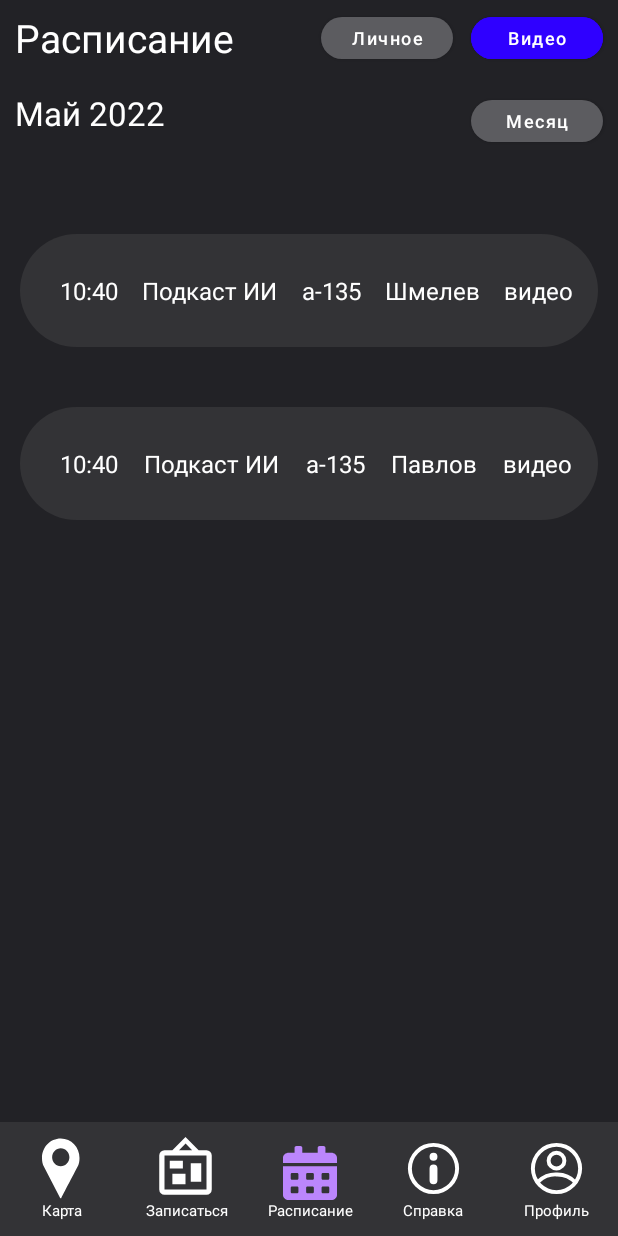
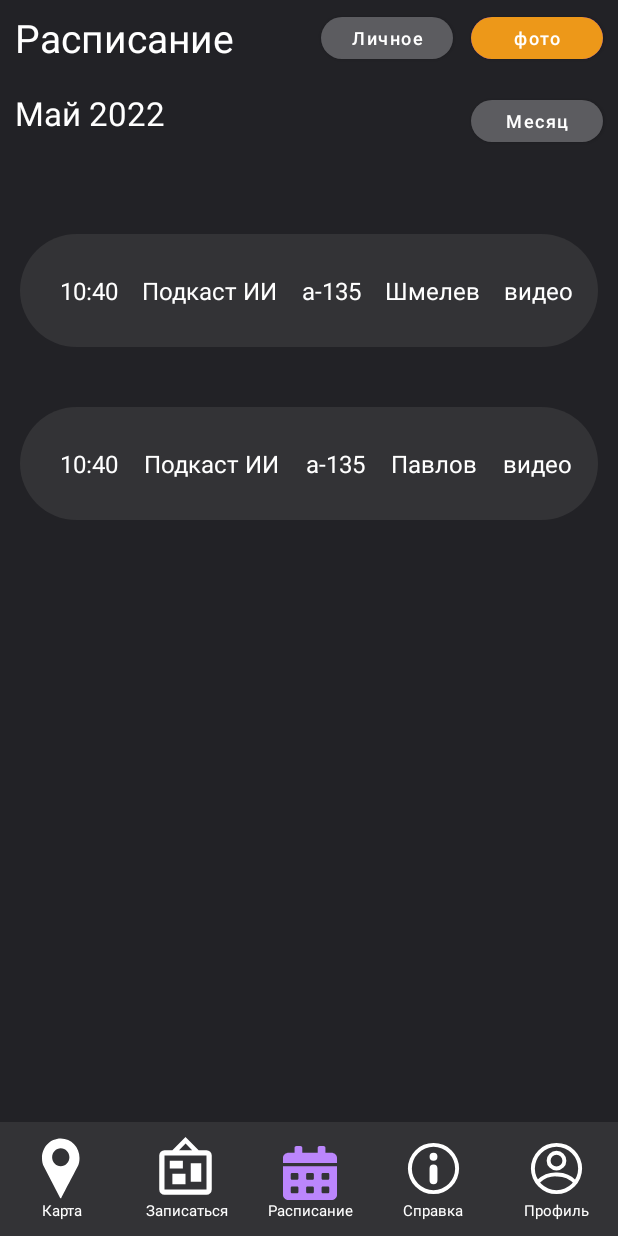
Before and after one commit to DimaSHMEL/SMC_orgonaizer_app, an Android app: the screen it shows after launch (MainActivity), after a tap on "Видео", on a phone screen of 412 x 824 dp. Run offline under Robolectric (Android 15) with nearby library versions, the phone set to English and light mode, and no system bars.

Commit message:
Colors update

```diff
--- a/SMC_orgonaizer_app/app/src/main/java/com/example/smc_orgonaizer_app/Schedule.java
+++ b/SMC_orgonaizer_app/app/src/main/java/com/example/smc_orgonaizer_app/Schedule.java
@@ -69,19 +69,49 @@ public class Schedule extends Fragment {
     private LinearLayout scheduleScroll;
     private TextView mouthn;
     private Button typeSelectorBtn;
+    //Переменные для селектора
+    private List<String> selectors = new ArrayList<String>(Arrays.asList(new String[]{"видео", "фото", "дизайн", "текст"}));
+    private int selectorState = 0;
     public void onStart() {
         // TODO Auto-generated method stub
         super.onStart();
+        //Заполнение предметами
         List<LinearLayout> filling = createDatesList();
         scheduleScroll = getActivity().findViewById(R.id.schedule_scroll_linear_list);
         for(int i = 0; i < filling.size(); i++)
         {
             scheduleScroll.addView(filling.get(i));
         }
+        //Добавление обработчика на кнопку селектора
         typeSelectorBtn = getActivity().findViewById(R.id.schedule_typeSelectorChanger);
         typeSelectorBtn.setOnClickListener(new View.OnClickListener() {
+            //Обработчик селектора
             @Override
             public void onClick(View v) {
+                selectorState += 1;
+                selectorState %= selectors.size();
+                switch (selectorState)
+                {
+                    case 0:
+                        typeSelectorBtn.setText(selectors.get(selectorState));
+                        typeSelectorBtn.setBackgroundColor(getResources().getColor(R.color.video_selector_color));
+                        break;
+                    case 1:
+                        typeSelectorBtn.setText(selectors.get(selectorState));
+                        typeSelectorBtn.setBackgroundColor(getResources().getColor(R.color.photo_selector_color));
+                        break;
+                    case 2:
+                        typeSelectorBtn.setText(selectors.get(selectorState));
+                        typeSelectorBtn.setBackgroundColor(getResources().getColor(R.color.text_selector_color));
+                        break;
+                    case 3:
+                        typeSelectorBtn.setText(selectors.get(selectorState));
+                        typeSelectorBtn.setBackgroundColor(getResources().getColor(R.color.design_selector_color));
+                        break;
+                    default:
+                        break;
+                }
+
             }
         });
 
@@ -140,13 +170,8 @@ public class Schedule extends Fragment {
         return list;
     }
 
-    private String selector = "видео";
-    private List<String> selectors = new ArrayList<String>(Arrays.asList(new String[]{"видео", "фото", "дизайн", "текст"}));
-    public void changeSelectorButtonFunc(View view)
-    {
 
 
-    }
     @Override
     public View onCreateView(LayoutInflater inflater, ViewGroup container,
                              Bundle savedInstanceState) {
--- a/SMC_orgonaizer_app/app/src/main/res/values/colors.xml
+++ b/SMC_orgonaizer_app/app/src/main/res/values/colors.xml
@@ -7,4 +7,9 @@
     <color name="teal_700">#FF018786</color>
     <color name="black">#FF000000</color>
     <color name="white">#FFFFFFFF</color>
+    <!-->Цвета селектора<-->
+    <color name="video_selector_color">#1960B2</color>
+    <color name="photo_selector_color">#ED9819</color>
+    <color name="design_selector_color">#E72481</color>
+    <color name="text_selector_color">#1FB1C5</color>
 </resources>
```
